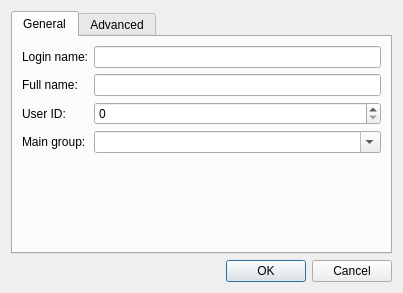
lxqt/lxqt-admin, file lxqt-admin-user/userdialog.ui: the form before one commit.
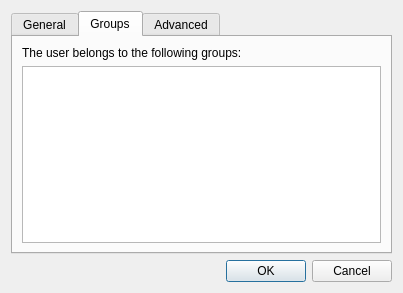
The form after the commit. The open tabs and pages were chosen to show the change.

Commit message: Add the ability to update group members.

Diff of the .ui file:
```diff
--- a/lxqt-admin-user/userdialog.ui
+++ b/lxqt-admin-user/userdialog.ui
@@ -56,6 +56,9 @@
        </item>
        <item row="3" column="1">
         <widget class="QSpinBox" name="uid">
+         <property name="specialValueText">
+          <string>Default</string>
+         </property>
          <property name="maximum">
           <number>32768</number>
          </property>
@@ -77,6 +80,30 @@
        </item>
       </layout>
      </widget>
+     <widget class="QWidget" name="tab_3">
+      <attribute name="title">
+       <string>Groups</string>
+      </attribute>
+      <layout class="QVBoxLayout" name="verticalLayout_2">
+       <item>
+        <widget class="QLabel" name="label_6">
+         <property name="text">
+          <string>The user belongs to the following groups:</string>
+         </property>
+        </widget>
+       </item>
+       <item>
+        <widget class="QListWidget" name="groupList">
+         <property name="sizePolicy">
+          <sizepolicy hsizetype="Expanding" vsizetype="Expanding">
+           <horstretch>0</horstretch>
+           <verstretch>1</verstretch>
+          </sizepolicy>
+         </property>
+        </widget>
+       </item>
+      </layout>
+     </widget>
      <widget class="QWidget" name="tab_2">
       <attribute name="title">
        <string>Advanced</string>
```
The commit also changes 9 other files.
